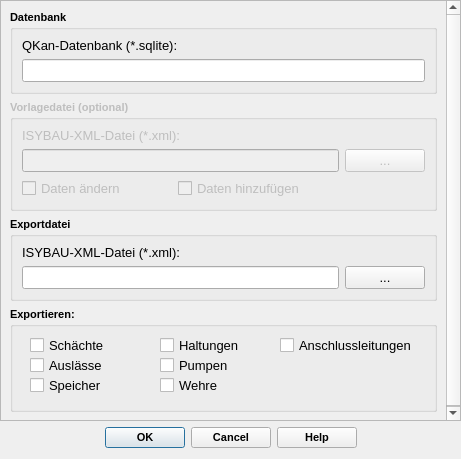
Qt form qkan/isyporter/res/xml_export_dialog_base.ui (SonkeHoffmann/QKan-1) before a commit.
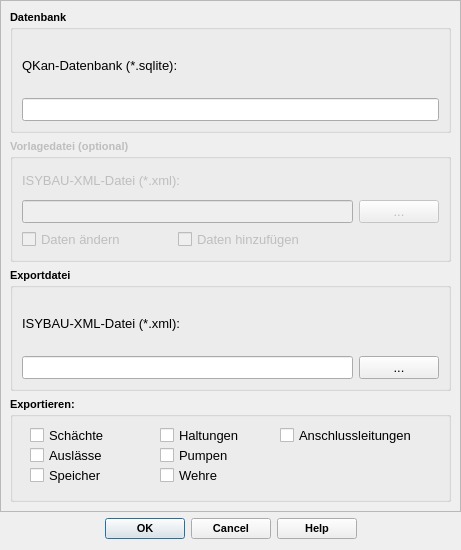
The same form after that commit.

What changed in the file:
```diff
--- a/qkan/isyporter/res/xml_export_dialog_base.ui
+++ b/qkan/isyporter/res/xml_export_dialog_base.ui
@@ -7,13 +7,13 @@
     <x>0</x>
     <y>0</y>
     <width>461</width>
-    <height>459</height>
+    <height>550</height>
    </rect>
   </property>
   <property name="maximumSize">
    <size>
     <width>16777215</width>
-    <height>459</height>
+    <height>550</height>
    </size>
   </property>
   <property name="windowTitle">
@@ -40,7 +40,7 @@
         <x>0</x>
         <y>0</y>
         <width>459</width>
-        <height>419</height>
+        <height>502</height>
        </rect>
       </property>
       <layout class="QVBoxLayout" name="verticalLayout_3">
```
